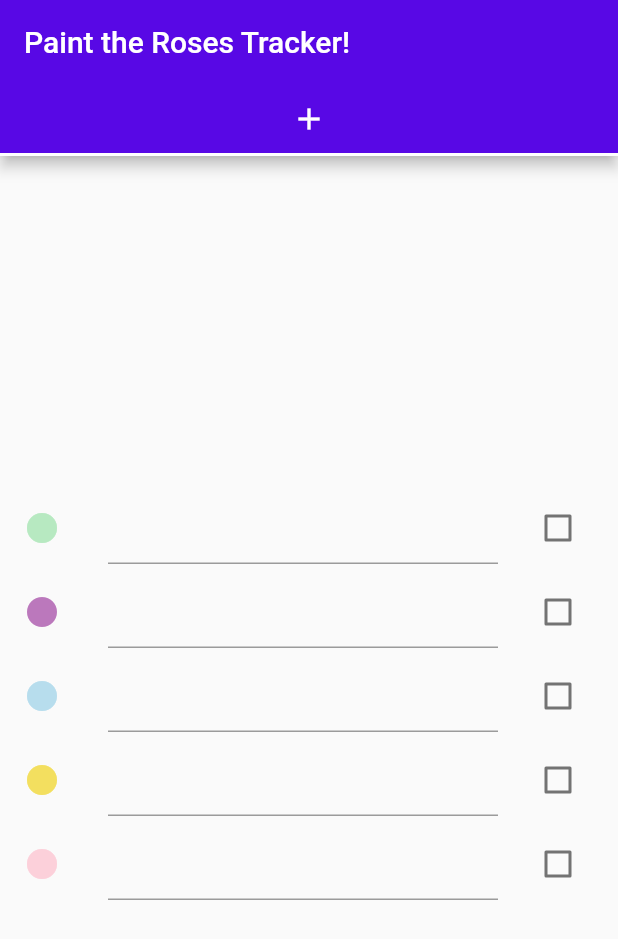
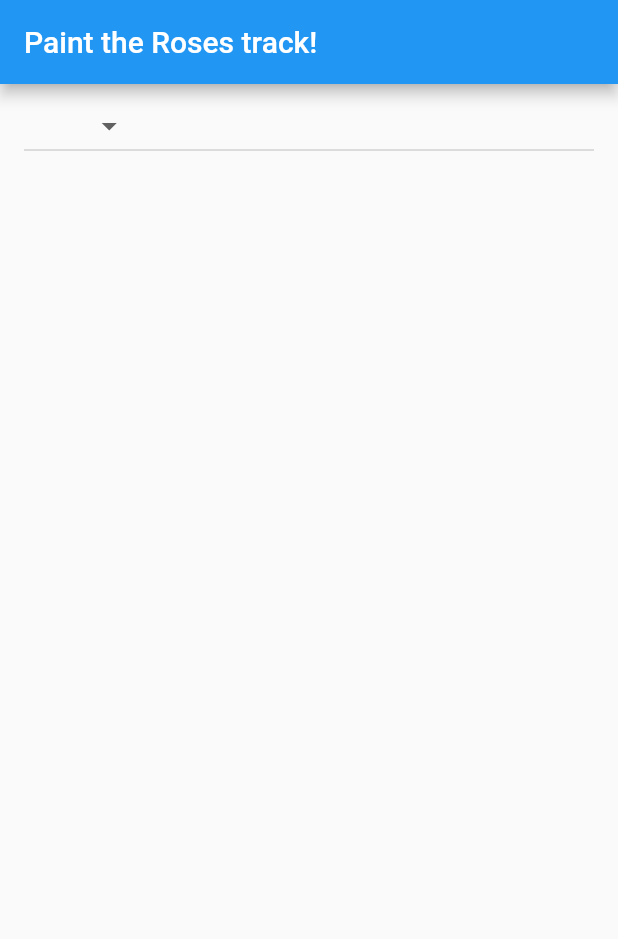
Before and after one commit to TheHolyDenier/ptr-tracking, a Flutter app: the screen it shows after launch, on a phone screen of 412 x 824 dp. Shown: the top 939 px of the screen. Run offline on Flutter 3.47's test engine with Material 2 defaults, Android fonts, the light colour scheme and no system bars; our stand-ins replace flutter_mobx, fluttericon, mobx; generated files the repository leaves out were written again.

Commit message:
Add Player

```diff
--- a/lib/store/game.dart
+++ b/lib/store/game.dart
@@ -19,6 +19,10 @@ abstract class _Game with Store {
 
   @computed
   List<Player> get playing => all.where((player) => player.playing).toList();
+
+  @computed
+  List<Player> get notPlaying =>
+      all.where((player) => !player.playing).toList();
 
   @computed
   List<Player> get all => players.get();
--- a/lib/views/home.view.dart
+++ b/lib/views/home.view.dart
@@ -1,6 +1,8 @@
 import 'package:flutter/material.dart';
+import 'package:flutter_mobx/flutter_mobx.dart';
 import 'package:ptr_tracker/store/game.dart';
-import 'package:ptr_tracker/widgets/add-player-tab.widget.dart';
+
+import '../widgets/add-player-tab.widget.dart';
 
 class HomeView extends StatefulWidget {
   const HomeView({Key? key}) : super(key: key);
@@ -14,30 +16,24 @@ class _HomeViewState extends State<HomeView> {
 
   @override
   Widget build(BuildContext context) {
-    return DefaultTabController(
-      length: game.playing.length >= 4
-          ? game.playing.length
-          : game.playing.length + 1,
-      child: Scaffold(
+    return Scaffold(
         appBar: AppBar(
-          title: const Text('Paint the Roses Tracker!'),
-          backgroundColor: const Color(0xff5808e5),
-          bottom: TabBar(
-            indicatorColor: Colors.white,
-            tabs: [
-              for (var tab in game.playing)
-                Tab(text: 'DOGS', icon: Icon(tab.icon)),
-              if (game.playing.length < 4) const Tab(icon: Icon(Icons.add)),
+          title: const Text('Paint the Roses track!'),
+        ),
+        body: Observer(
+          builder: (context) => Column(
+            children: [
+              Flexible(
+                child: ListView.builder(
+                  shrinkWrap: true,
+                  itemCount: game.playing.length,
+                  itemBuilder: (_, index) =>
+                      Text(game.playing[index].color.name),
+                ),
+              ),
+              const AddPlayerTabWidget(),
             ],
           ),
-        ),
-        body: TabBarView(
-          children: [
-            for (var tab in game.playing) Center(child: Text(tab.color.name)),
-            if (game.playing.length < 4) AddPlayerTabWidget(),
-          ],
-        ),
-      ),
-    );
+        ));
   }
 }
--- a/lib/widgets/add-player-tab.widget.dart
+++ b/lib/widgets/add-player-tab.widget.dart
@@ -1,11 +1,12 @@
 import 'package:flutter/material.dart';
 import 'package:flutter_mobx/flutter_mobx.dart';
+import 'package:ptr_tracker/models/player.model.dart';
 import 'package:ptr_tracker/store/game.dart';
 
 import '../utils/functions.utils.dart';
 
 class AddPlayerTabWidget extends StatefulWidget {
-  AddPlayerTabWidget({Key? key}) : super(key: key);
+  const AddPlayerTabWidget({Key? key}) : super(key: key);
 
   @override
   State<AddPlayerTabWidget> createState() => _AddPlayerTabWidgetState();
@@ -13,31 +14,31 @@ class AddPlayerTabWidget extends StatefulWidget {
 
 class _AddPlayerTabWidgetState extends State<AddPlayerTabWidget> {
   final game = Game();
+  Player? selectedPlayer;
 
   @override
   Widget build(BuildContext context) {
-    return Center(
-        child: Observer(
-      builder: (_) => Flex(
-          direction: Axis.vertical,
-          mainAxisAlignment: MainAxisAlignment.center,
-          children: [
-            for (var player in game.all)
-              ListTile(
-                leading: InkWell(
-                    child:
-                        Icon(player.icon, color: getPlayerColor(player.color)),
-                    onTap: () {}),
-                title: TextFormField(
-                  initialValue: player.name,
-                ),
-                trailing: Checkbox(
-                  onChanged: (_) => {setState(() => player.switchPlayStatus())},
-                  value: player.playing,
-                  activeColor: const Color(0xFF6200EE),
-                ),
-              ),
-          ]),
-    ));
+    return Observer(
+      builder: (_) => ListTile(
+        leading: selectedPlayer != null
+            ? Icon(selectedPlayer!.icon,
+                color: getPlayerColor(selectedPlayer!.color))
+            : null,
+        title: DropdownButton(
+            value: selectedPlayer,
+            items: [...game.notPlaying]
+                .map<DropdownMenuItem<Player>>((Player value) {
+              return DropdownMenuItem<Player>(
+                  value: value, child: Text(value.name ?? value.color.name));
+            }).toList(),
+            onChanged: (Player? value) {
+              setState(
+                () {
+                  selectedPlayer = value;
+                },
+              );
+            }),
+      ),
+    );
   }
 }
```
